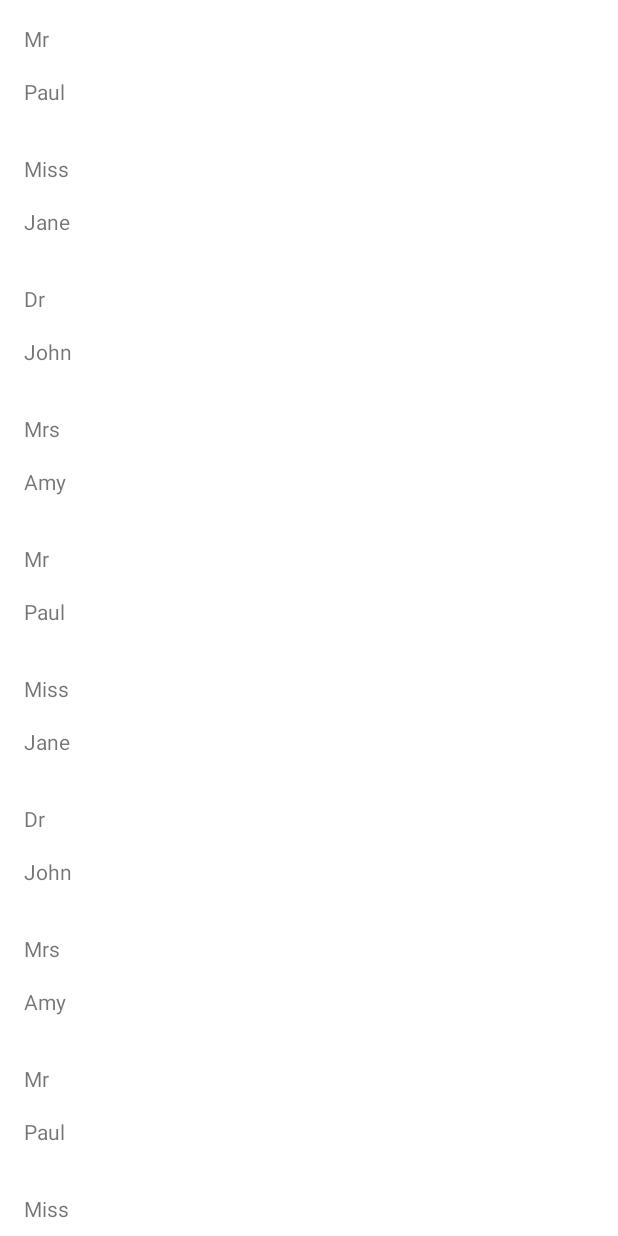
After one commit to KhairoHumsi/Animations, an Android app: the fragment ListFragment shown on its own in the app's theme, on a phone screen of 412 x 824 dp. The commit adds this screen. Run offline under Robolectric (Android 15) with nearby library versions, the phone set to English and light mode, and no system bars.

Commit message:
working on some more things

```diff
--- a/app/src/main/java/com/khairo/youtubeandfacebookanimation/ui/MainActivity.kt
+++ b/app/src/main/java/com/khairo/youtubeandfacebookanimation/ui/MainActivity.kt
@@ -3,15 +3,15 @@ package com.khairo.youtubeandfacebookanimation.ui
 import android.os.Bundle
 import com.khairo.bases.data.BaseActivity
 import com.khairo.youtubeandfacebookanimation.R
+import com.khairo.youtubeandfacebookanimation.databinding.ActivityMainBinding
 import com.khairo.youtubeandfacebookanimation.ui.cart.CartActivity
 import com.khairo.youtubeandfacebookanimation.ui.custom.CustomActivity
-import com.khairo.youtubeandfacebookanimation.databinding.ActivityMainBinding
 import com.khairo.youtubeandfacebookanimation.ui.facebook.FacebookActivity
 import com.khairo.youtubeandfacebookanimation.ui.marvel.MarvelActivity
 import com.khairo.youtubeandfacebookanimation.ui.music.MusicActivity
 import com.khairo.youtubeandfacebookanimation.ui.twitter.TwitterActivity
+import com.khairo.youtubeandfacebookanimation.ui.youtube.YoutubeActivity
 import com.khairo.youtubeandfacebookanimation.utils.start
-import com.khairo.youtubeandfacebookanimation.ui.youtube.YoutubeActivity
 
 class MainActivity : BaseActivity<ActivityMainBinding>() {
 
--- /dev/null
+++ b/app/src/main/java/com/khairo/youtubeandfacebookanimation/ui/cart/CustomAdapter.kt
@@ -0,0 +1,62 @@
+/*
+ * Copyright (C) 2018 The Android Open Source Project
+ *
+ * Licensed under the Apache License, Version 2.0 (the "License");
+ * you may not use this file except in compliance with the License.
+ * You may obtain a copy of the License at
+ *
+ *      http://www.apache.org/licenses/LICENSE-2.0
+ *
+ * Unless required by applicable law or agreed to in writing, software
+ * distributed under the License is distributed on an "AS IS" BASIS,
+ * WITHOUT WARRANTIES OR CONDITIONS OF ANY KIND, either express or implied.
+ * See the License for the specific language governing permissions and
+ * limitations under the License.
+ */
+
+package com.khairo.youtubeandfacebookanimation.ui.cart
+
+import android.view.LayoutInflater
+import android.view.View
+import android.view.ViewGroup
+import android.widget.TextView
+import androidx.recyclerview.widget.RecyclerView
+import com.khairo.youtubeandfacebookanimation.R
+
+class CustomAdapter(private val userList: ArrayList<User>) :
+    RecyclerView.Adapter<CustomAdapter.ViewHolder>() {
+
+    override fun onBindViewHolder(holder: ViewHolder, position: Int) {
+        holder.txtName.text = userList[position].name
+        holder.txtTitle.text = userList[position].title
+        holder.itemView.setOnClickListener {
+//            val parent = it?.parent?.parent?.parent?.parent
+//            if (parent is MotionLayout) {
+//                val offsetViewBounds = Rect()
+//                it.getDrawingRect(offsetViewBounds)
+//                parent.offsetDescendantRectToMyCoords(it, offsetViewBounds)
+//                val transaction = (it.context as AppCompatActivity).supportFragmentManager.beginTransaction()
+//                val fragment = ItemFragment.newInstance()
+//                fragment.update(holder)
+//                transaction.replace(R.id.container, fragment)
+//                transaction.commitNow()
+//                parent.transitionToEnd()
+//        }
+        }
+    }
+
+    override fun onCreateViewHolder(parent: ViewGroup, viewType: Int): ViewHolder {
+        val v = LayoutInflater.from(parent.context).inflate(R.layout.item_layout, parent, false)
+        return ViewHolder(v)
+    }
+
+    override fun getItemCount(): Int {
+        return userList.size
+    }
+
+    class ViewHolder(itemView: View) : RecyclerView.ViewHolder(itemView) {
+        val txtName = itemView.findViewById(R.id.txtName) as TextView
+        val txtTitle = itemView.findViewById(R.id.txtTitle) as TextView
+    }
+
+}
--- /dev/null
+++ b/app/src/main/java/com/khairo/youtubeandfacebookanimation/ui/cart/ListFragment.kt
@@ -0,0 +1,76 @@
+/*
+ * Copyright (C) 2018 The Android Open Source Project
+ *
+ * Licensed under the Apache License, Version 2.0 (the "License");
+ * you may not use this file except in compliance with the License.
+ * You may obtain a copy of the License at
+ *
+ *      http://www.apache.org/licenses/LICENSE-2.0
+ *
+ * Unless required by applicable law or agreed to in writing, software
+ * distributed under the License is distributed on an "AS IS" BASIS,
+ * WITHOUT WARRANTIES OR CONDITIONS OF ANY KIND, either express or implied.
+ * See the License for the specific language governing permissions and
+ * limitations under the License.
+ */
+
+package com.khairo.youtubeandfacebookanimation.ui.cart
+
+import android.os.Bundle
+import android.util.Log
+import android.view.LayoutInflater
+import android.view.View
+import android.view.ViewGroup
+import androidx.fragment.app.Fragment
+import androidx.recyclerview.widget.LinearLayoutManager
+import androidx.recyclerview.widget.RecyclerView
+import com.khairo.youtubeandfacebookanimation.R
+
+class ListFragment : Fragment() {
+
+    private lateinit var recyclerView: RecyclerView
+
+    companion object {
+        fun newInstance() = ListFragment()
+    }
+
+    override fun onCreateView(
+        inflater: LayoutInflater, container: ViewGroup?,
+        savedInstanceState: Bundle?
+    ): View {
+        Log.i(ListFragment::class.java.simpleName, "onCreateView, container is $container")
+        return inflater.inflate(R.layout.list_fragment, container, false)
+    }
+
+    override fun onViewCreated(view: View, savedInstanceState: Bundle?) {
+        recyclerView = view.findViewById(R.id.list)
+
+        recyclerView.layoutManager = LinearLayoutManager(
+            context, RecyclerView.VERTICAL, false
+        )
+        val users = ArrayList<User>()
+        users.add(User("Paul", "Mr"))
+        users.add(User("Jane", "Miss"))
+        users.add(User("John", "Dr"))
+        users.add(User("Amy", "Mrs"))
+        users.add(User("Paul", "Mr"))
+        users.add(User("Jane", "Miss"))
+        users.add(User("John", "Dr"))
+        users.add(User("Amy", "Mrs"))
+        users.add(User("Paul", "Mr"))
+        users.add(User("Jane", "Miss"))
+        users.add(User("John", "Dr"))
+        users.add(User("Amy", "Mrs"))
+        users.add(User("Paul", "Mr"))
+        users.add(User("Jane", "Miss"))
+        users.add(User("John", "Dr"))
+        users.add(User("Amy", "Mrs"))
+
+        val adapter = CustomAdapter(users)
+        recyclerView.adapter = adapter
+
+        super.onViewCreated(view, savedInstanceState)
+    }
+}
+
+data class User(val name: String, val title: String)
--- a/app/src/main/res/layout/activity_cart.xml
+++ b/app/src/main/res/layout/activity_cart.xml
@@ -16,12 +16,13 @@
         app:layoutDescription="@xml/scene_cart"
         tools:context=".ui.cart.CartActivity">
 
-        <androidx.cardview.widget.CardView
+        <com.khairo.youtubeandfacebookanimation.ui.cart.TouchCardView
             android:id="@+id/cart_container"
             android:layout_width="@dimen/_100sdp"
             android:layout_height="@dimen/_90sdp"
             android:elevation="@dimen/_1sdp"
             app:cardCornerRadius="@dimen/_8sdp"
+            android:background="@color/white"
             app:layout_constraintBottom_toBottomOf="parent"
             app:layout_constraintEnd_toEndOf="parent"
             app:layout_constraintStart_toEndOf="parent"
--- /dev/null
+++ b/app/src/main/res/layout/item_layout.xml
@@ -0,0 +1,30 @@
+<?xml version="1.0" encoding="utf-8"?>
+<androidx.constraintlayout.widget.ConstraintLayout xmlns:android="http://schemas.android.com/apk/res/android"
+    xmlns:app="http://schemas.android.com/apk/res-auto"
+    android:layout_width="match_parent"
+    android:layout_height="wrap_content"
+    xmlns:tools="http://schemas.android.com/tools"
+    android:background="#FFF">
+
+    <TextView
+        android:id="@+id/txtTitle"
+        android:layout_width="wrap_content"
+        android:layout_height="wrap_content"
+        android:layout_marginStart="16dp"
+        android:layout_marginTop="16dp"
+        tools:text="Title"
+        app:layout_constraintStart_toStartOf="parent"
+        app:layout_constraintTop_toTopOf="parent" />
+
+    <TextView
+        android:id="@+id/txtName"
+        android:layout_width="wrap_content"
+        android:layout_height="wrap_content"
+        android:layout_marginStart="16dp"
+        android:layout_marginTop="16dp"
+        android:layout_marginBottom="16dp"
+        tools:text="Name"
+        app:layout_constraintBottom_toBottomOf="parent"
+        app:layout_constraintStart_toStartOf="parent"
+        app:layout_constraintTop_toBottomOf="@+id/txtTitle" />
+</androidx.constraintlayout.widget.ConstraintLayout>
--- /dev/null
+++ b/app/src/main/res/layout/list_fragment.xml
@@ -0,0 +1,12 @@
+<?xml version="1.0" encoding="utf-8"?>
+<FrameLayout xmlns:android="http://schemas.android.com/apk/res/android"
+    android:id="@+id/main"
+    android:layout_width="match_parent"
+    android:layout_height="match_parent">
+
+    <androidx.recyclerview.widget.RecyclerView
+        android:id="@+id/list"
+        android:layout_width="match_parent"
+        android:layout_height="match_parent" />
+
+</FrameLayout>
```
Also changed, not shown: app/src/main/java/com/khairo/youtubeandfacebookanimation/ui/cart/CartActivity.kt (+24 -5 lines), app/src/main/java/com/khairo/youtubeandfacebookanimation/ui/cart/TouchCardView.kt (added, +78 -0 lines), app/src/main/res/xml/scene_cart.xml (+44 -1 lines).
